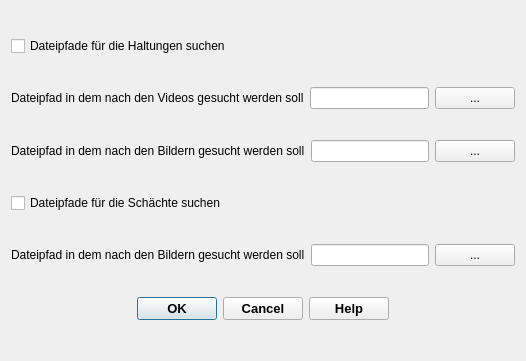
Qt form qkan/tools/res/application_filepath.ui (hoettges/QKan) before a commit.
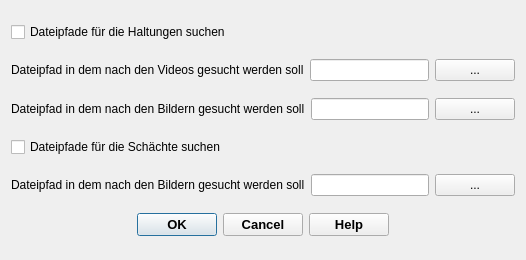
The same form after that commit.

```diff
--- a/qkan/tools/res/application_filepath.ui
+++ b/qkan/tools/res/application_filepath.ui
@@ -7,7 +7,7 @@
     <x>0</x>
     <y>0</y>
     <width>526</width>
-    <height>361</height>
+    <height>260</height>
    </rect>
   </property>
   <property name="minimumSize">
@@ -34,6 +34,9 @@
    </item>
    <item>
     <layout class="QHBoxLayout" name="horizontalLayout">
+     <property name="spacing">
+      <number>6</number>
+     </property>
      <item>
       <widget class="QLabel" name="label">
        <property name="text">
```
Left out of the diff: 39 changed lines with no effect on the pictures.
